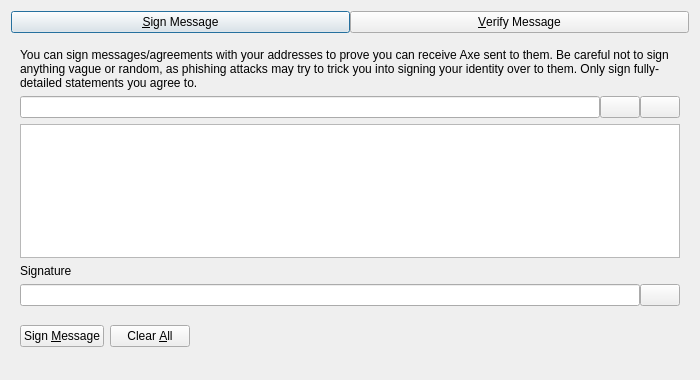
AXErunners/axe, file src/qt/forms/signverifymessagedialog.ui: the form before one commit.
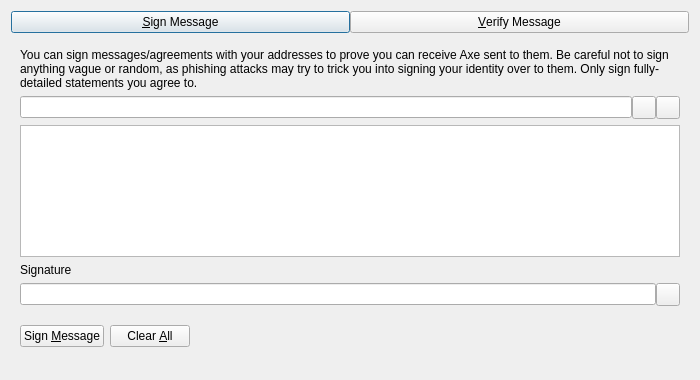
The form after the commit. Custom widgets are drawn as their Qt base class.

Patch:
```diff
--- a/src/qt/forms/signverifymessagedialog.ui
+++ b/src/qt/forms/signverifymessagedialog.ui
@@ -86,7 +86,7 @@
           </widget>
          </item>
          <item>
-          <widget class="QPushButton" name="addressBookButton_SM">
+          <widget class="QToolButton" name="addressBookButton_SM">
            <property name="toolTip">
             <string>Choose previously used address</string>
            </property>
@@ -96,13 +96,10 @@
            <property name="shortcut">
             <string>Alt+A</string>
            </property>
-           <property name="autoDefault">
-            <bool>false</bool>
-           </property>
           </widget>
          </item>
          <item>
-          <widget class="QPushButton" name="pasteButton_SM">
+          <widget class="QToolButton" name="pasteButton_SM">
            <property name="toolTip">
             <string>Paste address from clipboard</string>
            </property>
@@ -112,9 +109,6 @@
            <property name="shortcut">
             <string>Alt+P</string>
            </property>
-           <property name="autoDefault">
-            <bool>false</bool>
-           </property>
           </widget>
          </item>
         </layout>
@@ -149,16 +143,13 @@
           </widget>
          </item>
          <item>
-          <widget class="QPushButton" name="copySignatureButton_SM">
+          <widget class="QToolButton" name="copySignatureButton_SM">
            <property name="toolTip">
             <string>Copy the current signature to the system clipboard</string>
            </property>
            <property name="text">
             <string/>
            </property>
-           <property name="autoDefault">
-            <bool>false</bool>
-           </property>
           </widget>
          </item>
         </layout>
```
Left out of the diff: 5 changed lines with no effect on the pictures.
